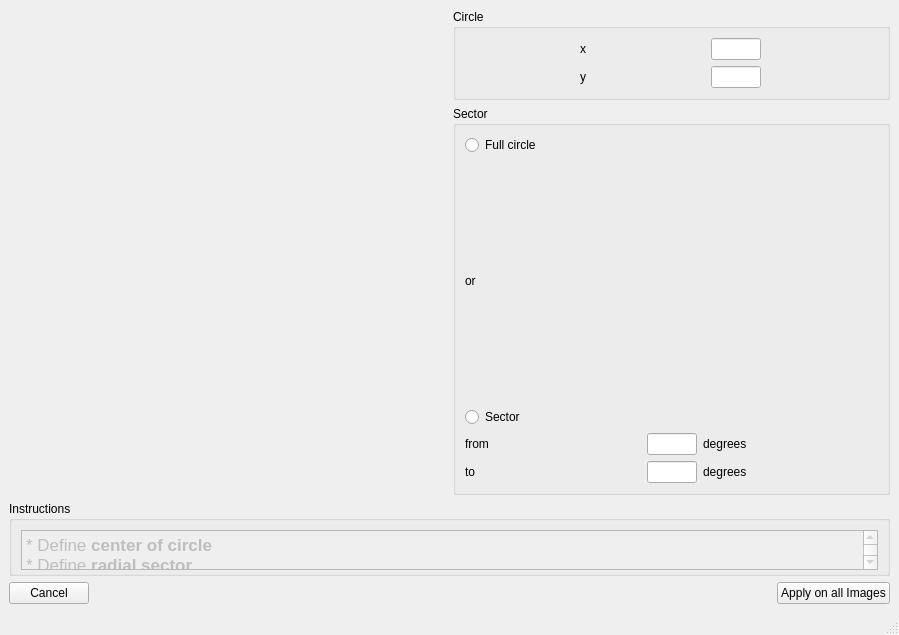
Before: the Qt Designer form ui/ui_radial_selection.ui in ornlneutronimaging/IPTS_16212, drawn with Qt 5.
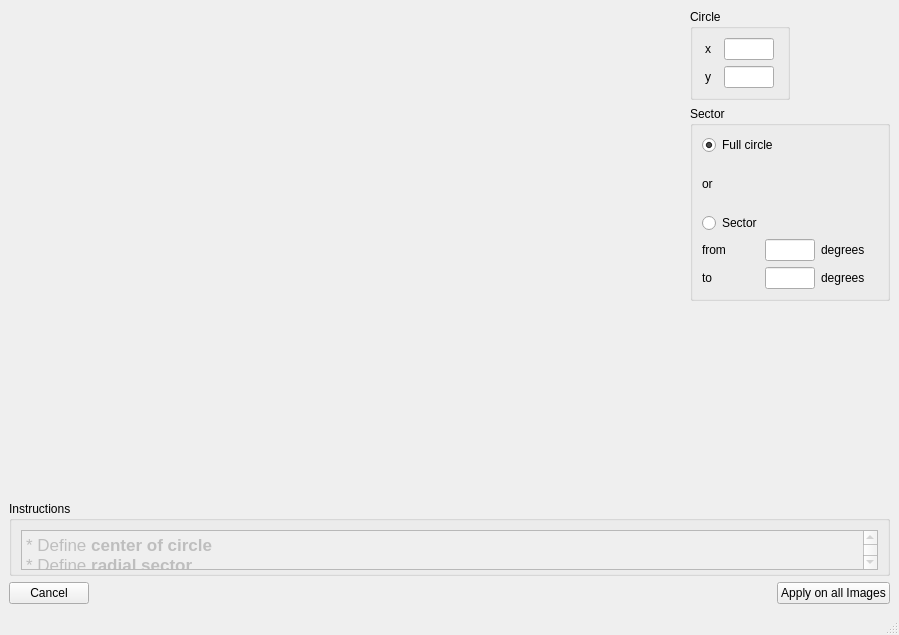
After: the same form once the commit is applied.

```diff
--- a/ui/ui_radial_selection.ui
+++ b/ui/ui_radial_selection.ui
@@ -37,6 +37,12 @@
             <verstretch>0</verstretch>
            </sizepolicy>
           </property>
+          <property name="maximumSize">
+           <size>
+            <width>100</width>
+            <height>16777215</height>
+           </size>
+          </property>
           <property name="title">
            <string>Circle</string>
           </property>
@@ -92,6 +98,12 @@
             <verstretch>0</verstretch>
            </sizepolicy>
           </property>
+          <property name="maximumSize">
+           <size>
+            <width>200</width>
+            <height>16777215</height>
+           </size>
+          </property>
           <property name="title">
            <string>Sector</string>
           </property>
@@ -101,6 +113,9 @@
              <property name="text">
               <string>Full circle</string>
              </property>
+             <property name="checked">
+              <bool>true</bool>
+             </property>
             </widget>
            </item>
            <item>
@@ -172,6 +187,19 @@
           </layout>
          </widget>
         </item>
+        <item>
+         <spacer name="verticalSpacer">
+          <property name="orientation">
+           <enum>Qt::Vertical</enum>
+          </property>
+          <property name="sizeHint" stdset="0">
+           <size>
+            <width>20</width>
+            <height>40</height>
+           </size>
+          </property>
+         </spacer>
+        </item>
        </layout>
       </item>
      </layout>
```
Left out of the diff: 127 changed lines with no effect on the pictures.
